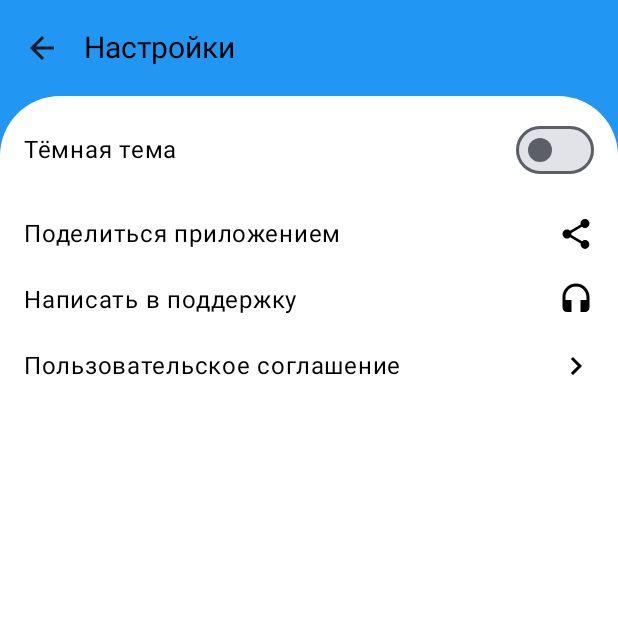
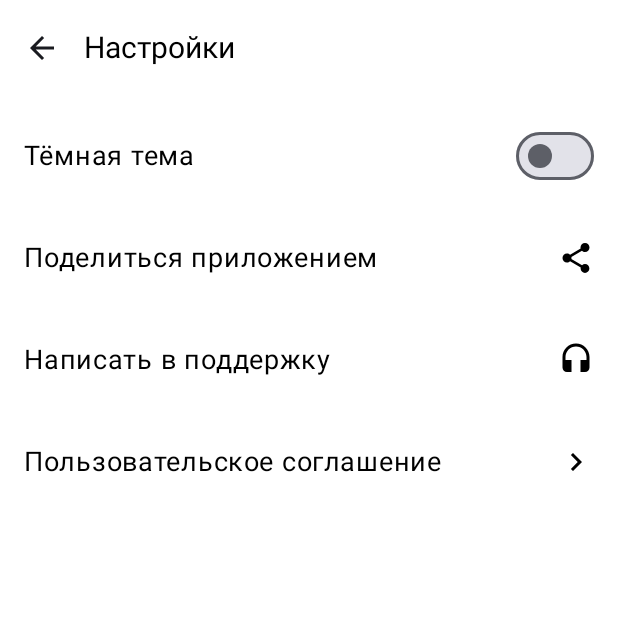
Before and after one commit to Brusilo/playlist-maker-android, an Android app built with Jetpack Compose: the SettingsActivity screen opened directly, with no data from a screen before it, on a phone screen of 412 x 824 dp, the top half of it. Run offline under Robolectric (Android 15) with nearby library versions, the phone set to English and light mode, and no system bars.

Commit message:
Настройка

```diff
--- a/app/src/main/java/com/example/playlist_maker_android_brusilodiana/SearchActivity.kt
+++ b/app/src/main/java/com/example/playlist_maker_android_brusilodiana/SearchActivity.kt
@@ -41,34 +41,37 @@ fun SearchScreen(onBackClick: () -> Unit) {
     Column(
         modifier = Modifier
             .fillMaxSize()
-            .background(Color(0xFF2196F3))
+            .background(Color.White)
     ) {
         TopAppBar(
-            title = { Text(stringResource(R.string.search_screen_title), color = Color.Black, fontSize = 20.sp) },
+            title = {
+                Text(
+                    stringResource(R.string.search_screen_title),
+                    color = Color.Black,
+                    fontSize = 20.sp
+                )
+            },
             navigationIcon = {
                 IconButton(onClick = onBackClick) {
-                    Icon(Icons.Filled.ArrowBack, contentDescription = stringResource(R.string.back_button))
+                    Icon(
+                        Icons.Filled.ArrowBack,
+                        contentDescription = stringResource(R.string.back_button)
+                    )
                 }
             },
-            colors = TopAppBarDefaults.topAppBarColors(containerColor = Color.Transparent)
+            colors = TopAppBarDefaults.topAppBarColors(containerColor = Color.White)
         )
 
-        Box(
+        Column(
             modifier = Modifier
                 .fillMaxSize()
-                .background(
-                    Color.White,
-                    shape = RoundedCornerShape(topStart = 40.dp, topEnd = 40.dp)
-                )
                 .padding(16.dp)
         ) {
             OutlinedTextField(
                 value = query,
                 onValueChange = { query = it },
                 placeholder = { Text(stringResource(R.string.search_placeholder)) },
-                modifier = Modifier
-                    .fillMaxWidth()
-                    .align(Alignment.TopCenter),
+                modifier = Modifier.fillMaxWidth(),
                 shape = RoundedCornerShape(8.dp),
                 colors = OutlinedTextFieldDefaults.colors(
                     focusedContainerColor = Color(0xFFE9EBEE),
--- a/app/src/main/java/com/example/playlist_maker_android_brusilodiana/SettingsActivity.kt
+++ b/app/src/main/java/com/example/playlist_maker_android_brusilodiana/SettingsActivity.kt
@@ -7,6 +7,7 @@ import androidx.activity.ComponentActivity
 import androidx.activity.compose.setContent
 import androidx.activity.enableEdgeToEdge
 import androidx.compose.foundation.background
+import androidx.compose.foundation.clickable
 import androidx.compose.foundation.layout.*
 import androidx.compose.foundation.shape.RoundedCornerShape
 import androidx.compose.material.icons.Icons
@@ -14,7 +15,12 @@ import androidx.compose.material.icons.filled.ArrowBack
 import androidx.compose.material.icons.filled.ChevronRight
 import androidx.compose.material.icons.filled.Headset
 import androidx.compose.material.icons.filled.Share
-import androidx.compose.material3.*
+import androidx.compose.material3.Icon
+import androidx.compose.material3.IconButton
+import androidx.compose.material3.Switch
+import androidx.compose.material3.Text
+import androidx.compose.material3.TopAppBar
+import androidx.compose.material3.TopAppBarDefaults
 import androidx.compose.runtime.*
 import androidx.compose.ui.Alignment
 import androidx.compose.ui.Modifier
@@ -43,7 +49,7 @@ fun SettingsScreen(onBackClick: () -> Unit) {
     Column(
         modifier = Modifier
             .fillMaxSize()
-            .background(Color(0xFF2196F3))
+            .background(Color.White)
     ) {
         TopAppBar(
             title = { Text(stringResource(R.string.settings_screen_title), color = Color.Black, fontSize = 20.sp) },
@@ -64,13 +70,15 @@ fun SettingsScreen(onBackClick: () -> Unit) {
                 )
                 .padding(horizontal = 16.dp, vertical = 12.dp)
         ) {
-            Column(verticalArrangement = Arrangement.spacedBy(20.dp)) {
+            Column(verticalArrangement = Arrangement.spacedBy(12.dp)) {
                 Row(
-                    modifier = Modifier.fillMaxWidth(),
+                    modifier = Modifier
+                        .fillMaxWidth()
+                        .height(56.dp),
                     horizontalArrangement = Arrangement.SpaceBetween,
                     verticalAlignment = Alignment.CenterVertically
                 ) {
-                    Text(stringResource(R.string.dark_theme), fontSize = 16.sp)
+                    Text(stringResource(R.string.dark_theme), fontSize = 18.sp)
                     Switch(
                         checked = isDarkTheme,
                         onCheckedChange = { isDarkTheme = it }
@@ -78,29 +86,38 @@ fun SettingsScreen(onBackClick: () -> Unit) {
                 }
 
                 Row(
-                    modifier = Modifier.fillMaxWidth(),
+                    modifier = Modifier
+                        .fillMaxWidth()
+                        .height(56.dp)
+                        .clickable { },
                     horizontalArrangement = Arrangement.SpaceBetween,
                     verticalAlignment = Alignment.CenterVertically
                 ) {
-                    Text(stringResource(R.string.share_app), fontSize = 16.sp)
+                    Text(stringResource(R.string.share_app), fontSize = 18.sp)
                     Icon(Icons.Filled.Share, contentDescription = null)
                 }
 
                 Row(
-                    modifier = Modifier.fillMaxWidth(),
+                    modifier = Modifier
+                        .fillMaxWidth()
+                        .height(56.dp)
+                        .clickable { },
                     horizontalArrangement = Arrangement.SpaceBetween,
                     verticalAlignment = Alignment.CenterVertically
                 ) {
-                    Text(stringResource(R.string.support), fontSize = 16.sp)
+                    Text(stringResource(R.string.support), fontSize = 18.sp)
                     Icon(Icons.Filled.Headset, contentDescription = null)
                 }
 
                 Row(
-                    modifier = Modifier.fillMaxWidth(),
+                    modifier = Modifier
+                        .fillMaxWidth()
+                        .height(56.dp)
+                        .clickable { },
                     horizontalArrangement = Arrangement.SpaceBetween,
                     verticalAlignment = Alignment.CenterVertically
                 ) {
-                    Text(stringResource(R.string.user_agreement), fontSize = 16.sp)
+                    Text(stringResource(R.string.user_agreement), fontSize = 18.sp)
                     Icon(Icons.Filled.ChevronRight, contentDescription = null)
                 }
             }
```
